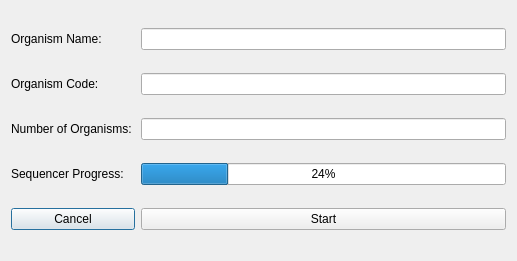
Qt form pop_analysis_fna_combiner.ui (bdoze90/CASPERapp) before a commit.
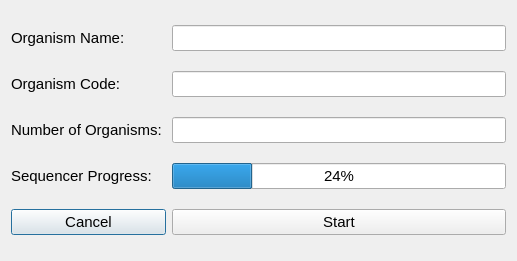
The same form after that commit.

What changed in the file:
```diff
--- a/pop_analysis_fna_combiner.ui
+++ b/pop_analysis_fna_combiner.ui
@@ -10,6 +10,11 @@
     <height>261</height>
    </rect>
   </property>
+  <property name="font">
+   <font>
+    <pointsize>11</pointsize>
+   </font>
+  </property>
   <property name="windowTitle">
    <string>Dialog</string>
   </property>
```
